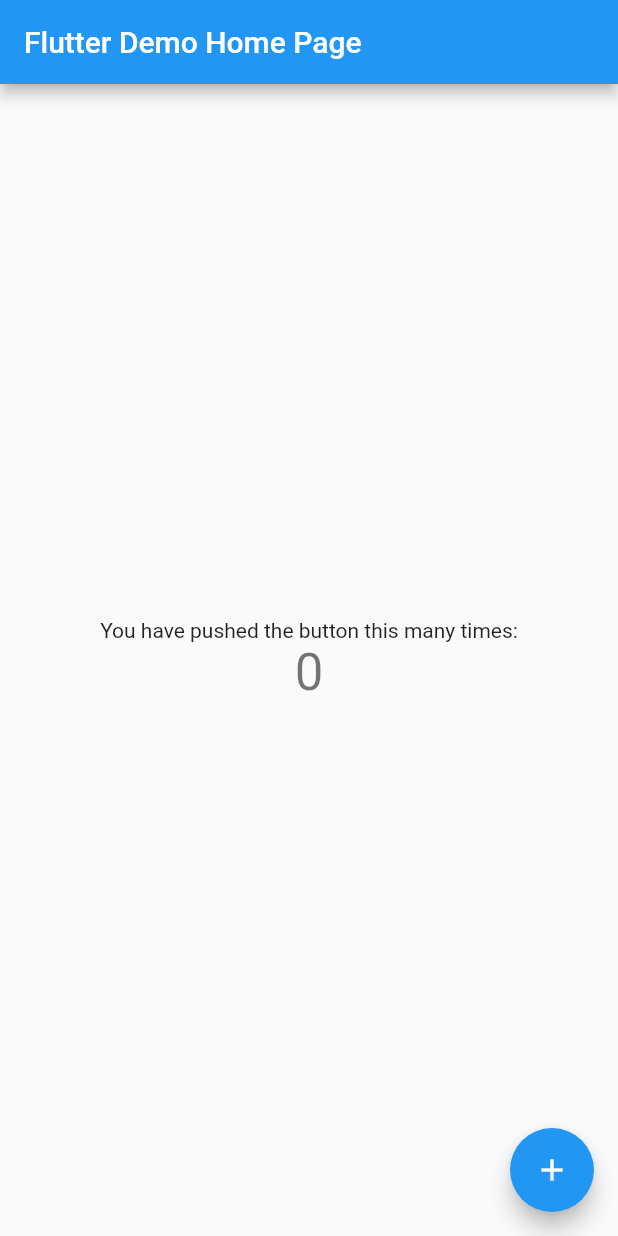
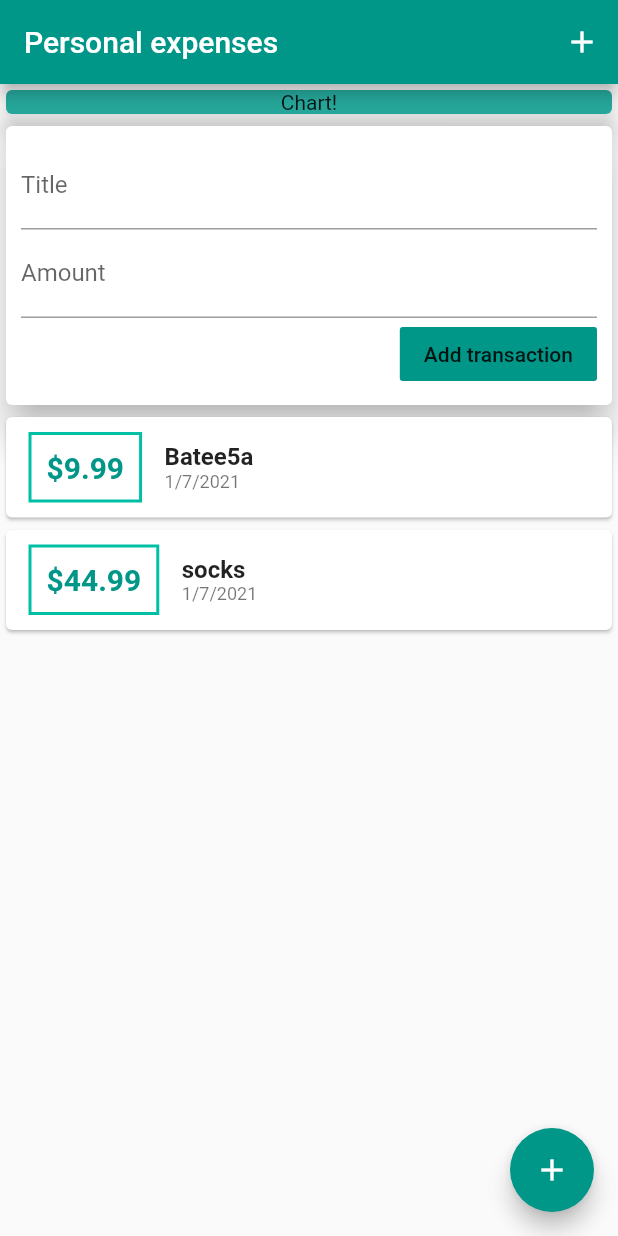
Before and after one commit to AdelRizq/Expenses-tracker, a Flutter app: the screen it shows after launch, on a phone screen of 412 x 824 dp. Run offline on Flutter 3.47's test engine with Material 2 defaults, Android fonts, the phone set to English and light mode, and no system bars.

Commit message:
add transaction list - new transaction form

```diff
--- a/lib/main.dart
+++ b/lib/main.dart
@@ -1,117 +1,63 @@
 import 'package:flutter/material.dart';
+import './widgets/user_transactions.dart';
 
 void main() {
   runApp(MyApp());
 }
 
 class MyApp extends StatelessWidget {
-  // This widget is the root of your application.
   @override
   Widget build(BuildContext context) {
     return MaterialApp(
+      debugShowCheckedModeBanner: false,
       title: 'Flutter Demo',
       theme: ThemeData(
-        // This is the theme of your application.
-        //
-        // Try running your application with "flutter run". You'll see the
-        // application has a blue toolbar. Then, without quitting the app, try
-        // changing the primarySwatch below to Colors.green and then invoke
-        // "hot reload" (press "r" in the console where you ran "flutter run",
-        // or simply save your changes to "hot reload" in a Flutter IDE).
-        // Notice that the counter didn't reset back to zero; the application
-        // is not restarted.
-        primarySwatch: Colors.blue,
-        // This makes the visual density adapt to the platform that you run
-        // the app on. For desktop platforms, the controls will be smaller and
-        // closer together (more dense) than on mobile platforms.
+        primarySwatch: Colors.teal,
         visualDensity: VisualDensity.adaptivePlatformDensity,
       ),
-      home: MyHomePage(title: 'Flutter Demo Home Page'),
+      home: MyHomePageState(),
     );
   }
 }
 
-class MyHomePage extends StatefulWidget {
-  MyHomePage({Key key, this.title}) : super(key: key);
-
-  // This widget is the home page of your application. It is stateful, meaning
-  // that it has a State object (defined below) that contains fields that affect
-  // how it looks.
-
-  // This class is the configuration for the state. It holds the values (in this
-  // case the title) provided by the parent (in this case the App widget) and
-  // used by the build method of the State. Fields in a Widget subclass are
-  // always marked "final".
-
-  final String title;
-
-  @override
-  _MyHomePageState createState() => _MyHomePageState();
-}
-
-class _MyHomePageState extends State<MyHomePage> {
-  int _counter = 0;
-
-  void _incrementCounter() {
-    setState(() {
-      // This call to setState tells the Flutter framework that something has
-      // changed in this State, which causes it to rerun the build method below
-      // so that the display can reflect the updated values. If we changed
-      // _counter without calling setState(), then the build method would not be
-      // called again, and so nothing would appear to happen.
-      _counter++;
-    });
-  }
+class MyHomePageState extends StatelessWidget {
+  final titleController = TextEditingController();
+  final amountController = TextEditingController();
 
   @override
   Widget build(BuildContext context) {
-    // This method is rerun every time setState is called, for instance as done
-    // by the _incrementCounter method above.
-    //
-    // The Flutter framework has been optimized to make rerunning build methods
-    // fast, so that you can just rebuild anything that needs updating rather
-    // than having to individually change instances of widgets.
     return Scaffold(
       appBar: AppBar(
-        // Here we take the value from the MyHomePage object that was created by
-        // the App.build method, and use it to set our appbar title.
-        title: Text(widget.title),
+        title: Text("Personal expenses"),
+        actions: [
+          IconButton(
+            icon: Icon(Icons.add),
+            onPressed: () {},
+          ),
+        ],
       ),
-      body: Center(
-        // Center is a layout widget. It takes a single child and positions it
-        // in the middle of the parent.
+      body: SingleChildScrollView(
         child: Column(
-          // Column is also a layout widget. It takes a list of children and
-          // arranges them vertically. By default, it sizes itself to fit its
-          // children horizontally, and tries to be as tall as its parent.
-          //
-          // Invoke "debug painting" (press "p" in the console, choose the
-          // "Toggle Debug Paint" action from the Flutter Inspector in Android
-          // Studio, or the "Toggle Debug Paint" command in Visual Studio Code)
-          // to see the wireframe for each widget.
-          //
-          // Column has various properties to control how it sizes itself and
-          // how it positions its children. Here we use mainAxisAlignment to
-          // center the children vertically; the main axis here is the vertical
-          // axis because Columns are vertical (the cross axis would be
-          // horizontal).
-          mainAxisAlignment: MainAxisAlignment.center,
           children: <Widget>[
-            Text(
-              'You have pushed the button this many times:',
+            Container(
+              width: double.infinity,
+              child: Card(
+                color: Colors.teal[400],
+                child: Text(
+                  "Chart!",
+                  textAlign: TextAlign.center,
+                ),
+                elevation: 8,
+              ),
             ),
-            Text(
-              '$_counter',
-              style: Theme.of(context).textTheme.headline4,
-            ),
+            UserTransactions(),
           ],
         ),
       ),
       floatingActionButton: FloatingActionButton(
-        onPressed: _incrementCounter,
-        tooltip: 'Increment',
         child: Icon(Icons.add),
-      ), // This trailing comma makes auto-formatting nicer for build methods.
+        onPressed: () {},
+      ),
     );
   }
 }
--- /dev/null
+++ b/lib/models/transaction.dart
@@ -0,0 +1,14 @@
+import 'package:flutter/foundation.dart';
+
+class Transaction {
+  final String id, title;
+  final double amount;
+  final DateTime date;
+
+  Transaction({
+    @required this.id,
+    @required this.title,
+    @required this.amount,
+    @required this.date,
+  });
+}
--- /dev/null
+++ b/lib/widgets/new_transaction.dart
@@ -0,0 +1,54 @@
+import 'package:flutter/material.dart';
+
+class NewTransaction extends StatelessWidget {
+  final titleController = TextEditingController();
+  final amountController = TextEditingController();
+
+  final addTransaction;
+
+  NewTransaction(this.addTransaction);
+
+  void submitData() {
+    final String titleInput = titleController.text;
+    final double amountInput = double.parse(amountController.text);
+
+    if (titleInput.isEmpty || amountInput <= 0) return;
+
+    addTransaction(titleInput, amountInput);
+  }
+
+  @override
+  Widget build(BuildContext context) {
+    return Card(
+      elevation: 10,
+      child: Container(
+        padding: EdgeInsets.all(10),
+        child: Column(
+          crossAxisAlignment: CrossAxisAlignment.end,
+          children: [
+            TextField(
+              decoration: InputDecoration(
+                labelText: 'Title',
+              ),
+              controller: titleController,
+              onSubmitted: (val) => submitData(),
+            ),
+            TextField(
+              decoration: InputDecoration(
+                labelText: 'Amount',
+              ),
+              controller: amountController,
+              keyboardType: TextInputType.number,
+              onSubmitted: (val) => submitData(),
+            ),
+            FlatButton(
+              child: Text('Add transaction'),
+              color: Colors.teal,
+              onPressed: submitData,
+            ),
+          ],
+        ),
+      ),
+    );
+  }
+}
--- /dev/null
+++ b/lib/widgets/transaction_list.dart
@@ -0,0 +1,69 @@
+import 'package:flutter/material.dart';
+import 'package:intl/intl.dart';
+
+import '../models/transaction.dart';
+
+class TransactionList extends StatelessWidget {
+  final List<Transaction> _transactions;
+
+  TransactionList(this._transactions);
+
+  @override
+  Widget build(BuildContext context) {
+    return Container(
+      height: 300,
+      child: ListView.builder(
+        // it renders just the viewed part of the list
+        itemBuilder: (context, index) {
+          return Card(
+            child: Row(
+              children: [
+                Container(
+                  margin: EdgeInsets.symmetric(
+                    vertical: 10,
+                    horizontal: 15,
+                  ),
+                  decoration: BoxDecoration(
+                    border: Border.all(
+                      color: Colors.tealAccent[700],
+                      width: 2,
+                    ),
+                  ),
+                  padding: EdgeInsets.all(10),
+                  child: Text(
+                    '\$${_transactions[index].amount.toStringAsFixed(2)}',
+                    style: TextStyle(
+                      fontWeight: FontWeight.bold,
+                      fontSize: 20,
+                      color: Colors.teal,
+                    ),
+                  ),
+                ),
+                Column(
+                  crossAxisAlignment: CrossAxisAlignment.start,
+                  children: <Widget>[
+                    Text(
+                      _transactions[index].title,
+                      style: TextStyle(
+                        fontSize: 16,
+                        fontWeight: FontWeight.bold,
+                      ),
+                    ),
+                    Text(
+                      DateFormat.yMd().format(_transactions[index].date),
+                      style: TextStyle(
+                        fontSize: 12,
+                        color: Colors.black54,
+                      ),
+                    ),
+                  ],
+                )
+              ],
+            ),
+          );
+        },
+        itemCount: _transactions.length,
+      ),
+    );
+  }
+}
--- /dev/null
+++ b/lib/widgets/user_transactions.dart
@@ -0,0 +1,50 @@
+import 'package:flutter/material.dart';
+import './new_transaction.dart';
+import './transaction_list.dart';
+
+import '../models/transaction.dart';
+
+class UserTransactions extends StatefulWidget {
+  @override
+  _UserTransactionsState createState() => _UserTransactionsState();
+}
+
+class _UserTransactionsState extends State<UserTransactions> {
+  final List<Transaction> transactions = [
+    Transaction(
+      id: 't1',
+      title: 'Batee5a',
+      amount: 9.99,
+      date: DateTime.now(),
+    ),
+    Transaction(
+      id: 't2',
+      title: 'socks',
+      amount: 44.99,
+      date: DateTime.now(),
+    ),
+  ];
+
+  Function _addTransaction(String title, double amount) {
+    setState(() {
+      transactions.add(
+        Transaction(
+          id: 'tempId',
+          title: title,
+          amount: amount,
+          date: DateTime.now(),
+        ),
+      );
+    });
+  }
+
+  @override
+  Widget build(BuildContext context) {
+    return Column(
+      children: [
+        NewTransaction(_addTransaction),
+        TransactionList(transactions),
+      ],
+    );
+  }
+}
--- a/pubspec.yaml
+++ b/pubspec.yaml
@@ -3,7 +3,7 @@ description: A new Flutter project.
 
 # The following line prevents the package from being accidentally published to
 # pub.dev using `pub publish`. This is preferred for private packages.
-publish_to: 'none' # Remove this line if you wish to publish to pub.dev
+publish_to: "none" # Remove this line if you wish to publish to pub.dev
 
 # The following defines the version and build number for your application.
 # A version number is three numbers separated by dots, like 1.2.43
@@ -23,7 +23,7 @@ environment:
 dependencies:
   flutter:
     sdk: flutter
-
+  intl: ^0.16.1
 
   # The following adds the Cupertino Icons font to your application.
   # Use with the CupertinoIcons class for iOS style icons.
@@ -38,7 +38,6 @@ dev_dependencies:
 
 # The following section is specific to Flutter.
 flutter:
-
   # The following line ensures that the Material Icons font is
   # included with your application, so that you can use the icons in
   # the material Icons class.
```
Also changed, not shown: pubspec.lock, 1 other file.
